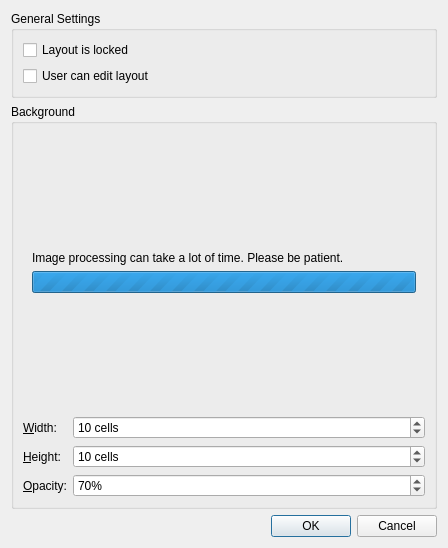
Above: client/src/ui/dialogs/layout_settings_dialog.ui from networkoptix/nx_open before the change. Below: the same form after it.
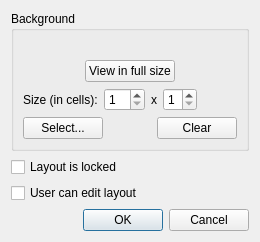
That is the form after the change. The open tabs and pages were chosen to show the change. Icons and pictures are not drawn.

Patch:
```diff
--- a/client/src/ui/dialogs/layout_settings_dialog.ui
+++ b/client/src/ui/dialogs/layout_settings_dialog.ui
@@ -6,243 +6,163 @@
    <rect>
     <x>0</x>
     <y>0</y>
-    <width>448</width>
-    <height>548</height>
+    <width>422</width>
+    <height>425</height>
    </rect>
   </property>
   <property name="windowTitle">
    <string>Dialog</string>
   </property>
-  <layout class="QVBoxLayout" name="verticalLayout_5">
-   <item>
-    <widget class="QGroupBox" name="generalGroupBox">
-     <property name="title">
-      <string>General Settings</string>
-     </property>
-     <layout class="QVBoxLayout" name="verticalLayout_2">
-      <item>
-       <widget class="QCheckBox" name="lockedCheckBox">
-        <property name="text">
-         <string>Layout is locked</string>
-        </property>
-       </widget>
-      </item>
-      <item>
-       <widget class="QCheckBox" name="userCanEditCheckBox">
-        <property name="text">
-         <string>User can edit layout</string>
-        </property>
-       </widget>
-      </item>
-     </layout>
-    </widget>
-   </item>
+  <layout class="QVBoxLayout" name="verticalLayout_2">
+   <property name="sizeConstraint">
+    <enum>QLayout::SetFixedSize</enum>
+   </property>
    <item>
     <widget class="QGroupBox" name="backgroundGroupBox">
      <property name="title">
       <string>Background</string>
      </property>
-     <layout class="QVBoxLayout" name="verticalLayout_4">
+     <layout class="QVBoxLayout" name="verticalLayout" stretch="1,0,0,0">
+      <property name="sizeConstraint">
+       <enum>QLayout::SetFixedSize</enum>
+      </property>
       <item>
-       <widget class="QStackedWidget" name="stackedWidget">
-        <property name="currentIndex">
-         <number>0</number>
+       <widget class="QLabel" name="imageLabel">
+        <property name="text">
+         <string notr="true"/>
         </property>
-        <widget class="QWidget" name="page">
-         <layout class="QHBoxLayout" name="horizontalLayout" stretch="0">
-          <item>
-           <layout class="QVBoxLayout" name="verticalLayout_6">
-            <item>
-             <widget class="QPushButton" name="selectButton">
-              <property name="text">
-               <string>Browse...</string>
-              </property>
-             </widget>
-            </item>
-            <item>
-             <widget class="QPushButton" name="viewButton">
-              <property name="text">
-               <string>View...</string>
-              </property>
-              <property name="iconSize">
-               <size>
-                <width>24</width>
-                <height>24</height>
-               </size>
-              </property>
-             </widget>
-            </item>
-            <item>
-             <widget class="QPushButton" name="clearButton">
-              <property name="text">
-               <string>Clear</string>
-              </property>
-             </widget>
-            </item>
-            <item>
-             <spacer name="verticalSpacer_3">
-              <property name="orientation">
-               <enum>Qt::Vertical</enum>
-              </property>
-              <property name="sizeHint" stdset="0">
-               <size>
-                <width>20</width>
-                <height>40</height>
-               </size>
-              </property>
-             </spacer>
-            </item>
-           </layout>
-          </item>
-         </layout>
-        </widget>
-        <widget class="QWidget" name="page_2">
-         <layout class="QVBoxLayout" name="verticalLayout_3">
-          <item>
-           <spacer name="verticalSpacer_2">
-            <property name="orientation">
-             <enum>Qt::Vertical</enum>
-            </property>
-            <property name="sizeHint" stdset="0">
-             <size>
-              <width>20</width>
-              <height>40</height>
-             </size>
-            </property>
-           </spacer>
-          </item>
-          <item>
-           <widget class="QLabel" name="label">
-            <property name="text">
-             <string>Image processing can take a lot of time. Please be patient.</string>
-            </property>
-            <property name="wordWrap">
-             <bool>true</bool>
-            </property>
-           </widget>
-          </item>
-          <item>
-           <widget class="QProgressBar" name="progressBar">
-            <property name="maximum">
-             <number>0</number>
-            </property>
-            <property name="value">
-             <number>-1</number>
-            </property>
-            <property name="format">
-             <string/>
-            </property>
-           </widget>
-          </item>
-          <item>
-           <spacer name="verticalSpacer">
-            <property name="orientation">
-             <enum>Qt::Vertical</enum>
-            </property>
-            <property name="sizeHint" stdset="0">
-             <size>
-              <width>20</width>
-              <height>40</height>
-             </size>
-            </property>
-           </spacer>
-          </item>
-         </layout>
-        </widget>
+        <property name="pixmap">
+         <pixmap resource="../../../x86/build/client-custom.qrc">:/skin/tree/snapshot.png</pixmap>
+        </property>
+        <property name="alignment">
+         <set>Qt::AlignCenter</set>
+        </property>
        </widget>
       </item>
       <item>
-       <layout class="QFormLayout" name="formLayout">
-        <property name="fieldGrowthPolicy">
-         <enum>QFormLayout::AllNonFixedFieldsGrow</enum>
-        </property>
-        <item row="0" column="0">
-         <widget class="QLabel" name="widthLabel">
+       <layout class="QHBoxLayout" name="horizontalLayout_2">
+        <item>
+         <spacer name="horizontalSpacer_2">
+          <property name="orientation">
+           <enum>Qt::Horizontal</enum>
+          </property>
+          <property name="sizeHint" stdset="0">
+           <size>
+            <width>40</width>
+            <height>20</height>
+           </size>
+          </property>
+         </spacer>
+        </item>
+        <item>
+         <widget class="QPushButton" name="viewButton">
           <property name="text">
-           <string>&amp;Width:</string>
+           <string>View in full size</string>
           </property>
-          <property name="buddy">
-           <cstring>widthSpinBox</cstring>
+          <property name="icon">
+           <iconset resource="../../../x86/build/client-custom.qrc">
+            <normaloff>:/skin/item/search.png</normaloff>:/skin/item/search.png</iconset>
           </property>
+          <property name="iconSize">
+           <size>
+            <width>24</width>
+            <height>24</height>
+           </size>
+          </property>
          </widget>
         </item>
-        <item row="0" column="1">
+        <item>
+         <spacer name="horizontalSpacer_3">
+          <property name="orientation">
+           <enum>Qt::Horizontal</enum>
+          </property>
+          <property name="sizeHint" stdset="0">
+           <size>
+            <width>40</width>
+            <height>20</height>
+           </size>
+          </property>
+         </spacer>
+        </item>
+       </layout>
+      </item>
+      <item>
+       <layout class="QHBoxLayout" name="horizontalLayout">
+        <item>
+         <widget class="QLabel" name="label_2">
+          <property name="text">
+           <string>Size (in cells):</string>
+          </property>
+         </widget>
+        </item>
+        <item>
          <widget class="QSpinBox" name="widthSpinBox">
-          <property name="correctionMode">
-           <enum>QAbstractSpinBox::CorrectToNearestValue</enum>
-          </property>
-          <property name="suffix">
-           <string> cells</string>
-          </property>
           <property name="minimum">
            <number>1</number>
           </property>
           <property name="maximum">
-           <number>64</number>
-          </property>
-          <property name="value">
-           <number>10</number>
+           <number>16</number>
           </property>
          </widget>
         </item>
-        <item row="1" column="0">
-         <widget class="QLabel" name="heightLabel">
+        <item>
+         <widget class="QLabel" name="label_3">
           <property name="text">
-           <string>&amp;Height:</string>
-          </property>
-          <property name="buddy">
-           <cstring>heightSpinBox</cstring>
+           <string notr="true">x</string>
           </property>
          </widget>
         </item>
-        <item row="1" column="1">
+        <item>
          <widget class="QSpinBox" name="heightSpinBox">
-          <property name="correctionMode">
-           <enum>QAbstractSpinBox::CorrectToNearestValue</enum>
-          </property>
-          <property name="suffix">
-           <string> cells</string>
-          </property>
           <property name="minimum">
            <number>1</number>
           </property>
           <property name="maximum">
-           <number>64</number>
+           <number>9</number>
           </property>
-          <property name="value">
-           <number>10</number>
-          </property>
          </widget>
         </item>
-        <item row="2" column="0">
-         <widget class="QLabel" name="opacityLabel">
-          <property name="text">
-           <string>&amp;Opacity:</string>
+        <item>
+         <spacer name="horizontalSpacer">
+          <property name="orientation">
+           <enum>Qt::Horizontal</enum>
           </property>
-          <property name="buddy">
-           <cstring>opacitySpinBox</cstring>
+          <property name="sizeHint" stdset="0">
+           <size>
+            <width>40</width>
+            <height>20</height>
+           </size>
           </property>
+         </spacer>
+        </item>
+       </layout>
+      </item>
+      <item>
+       <layout class="QHBoxLayout" name="horizontalLayout_3">
+        <item>
+         <widget class="QPushButton" name="selectButton">
+          <property name="text">
+           <string>Select...</string>
+          </property>
          </widget>
         </item>
-        <item row="2" column="1">
-         <widget class="QSpinBox" name="opacitySpinBox">
-          <property name="correctionMode">
-           <enum>QAbstractSpinBox::CorrectToNearestValue</enum>
+        <item>
+         <spacer name="horizontalSpacer_4">
+          <property name="orientation">
+           <enum>Qt::Horizontal</enum>
           </property>
-          <property name="suffix">
-           <string>%</string>
+          <property name="sizeHint" stdset="0">
+           <size>
+            <width>40</width>
+            <height>20</height>
+           </size>
           </property>
-          <property name="minimum">
-           <number>5</number>
-          </property>
-          <property name="maximum">
-           <number>100</number>
-          </property>
-          <property name="singleStep">
-           <number>5</number>
-          </property>
-          <property name="value">
-           <number>70</number>
+         </spacer>
+        </item>
+        <item>
+         <widget class="QPushButton" name="clearButton">
+          <property name="text">
+           <string>Clear</string>
           </property>
          </widget>
         </item>
@@ -251,6 +171,20 @@
      </layout>
     </widget>
    </item>
+   <item>
+    <widget class="QCheckBox" name="lockedCheckBox">
+     <property name="text">
+      <string>Layout is locked</string>
+     </property>
+    </widget>
+   </item>
+   <item>
+    <widget class="QCheckBox" name="userCanEditCheckBox">
+     <property name="text">
+      <string>User can edit layout</string>
+     </property>
+    </widget>
+   </item>
    <item>
     <widget class="QDialogButtonBox" name="buttonBox">
      <property name="orientation">
@@ -264,7 +198,8 @@
   </layout>
   <zorder>buttonBox</zorder>
   <zorder>backgroundGroupBox</zorder>
-  <zorder>generalGroupBox</zorder>
+  <zorder>lockedCheckBox</zorder>
+  <zorder>userCanEditCheckBox</zorder>
  </widget>
  <tabstops>
   <tabstop>buttonBox</tabstop>
```
Left out of the diff: 25 changed lines with no effect on the pictures.
